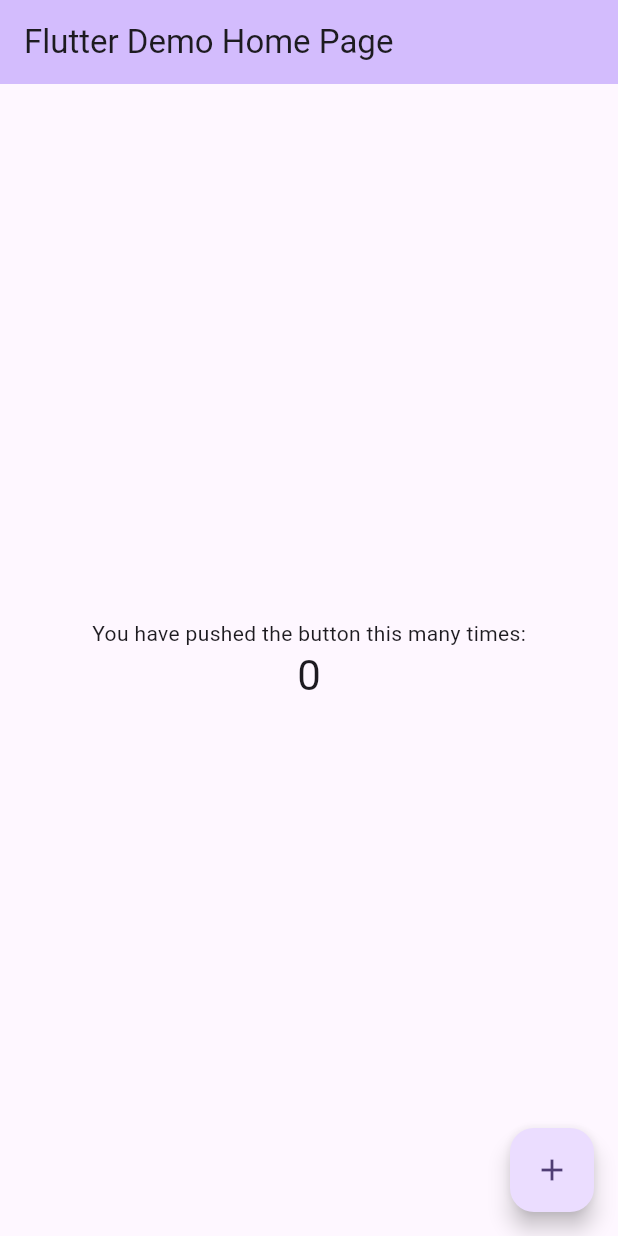
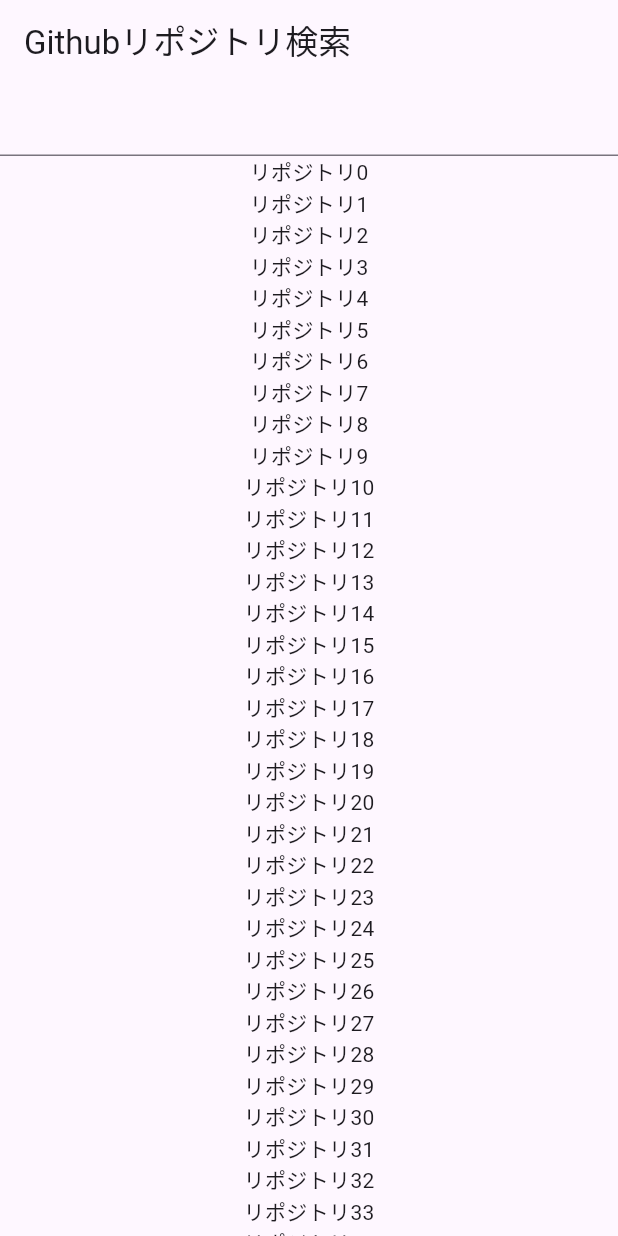
Before and after one commit to shunsuke459/repository_search, a Flutter app: the screen it shows after launch, on a phone screen of 412 x 824 dp. Run offline on Flutter 3.47's test engine with Material 2 defaults, Android fonts, the phone set to English and light mode, and no system bars.

Commit message:
add: 最低限のUI実装

```diff
--- a/lib/main.dart
+++ b/lib/main.dart
@@ -1,4 +1,5 @@
 import 'package:flutter/material.dart';
+import 'package:repository_search/page/search/search_repository_page.dart';
 
 void main() {
   runApp(const MyApp());
@@ -7,119 +8,14 @@ void main() {
 class MyApp extends StatelessWidget {
   const MyApp({super.key});
 
-  // This widget is the root of your application.
   @override
   Widget build(BuildContext context) {
     return MaterialApp(
-      title: 'Flutter Demo',
+      title: 'Repository Search',
       theme: ThemeData(
-        // This is the theme of your application.
-        //
-        // TRY THIS: Try running your application with "flutter run". You'll see
-        // the application has a blue toolbar. Then, without quitting the app,
-        // try changing the seedColor in the colorScheme below to Colors.green
-        // and then invoke "hot reload" (save your changes or press the "hot
-        // reload" button in a Flutter-supported IDE, or press "r" if you used
-        // the command line to start the app).
-        //
-        // Notice that the counter didn't reset back to zero; the application
-        // state is not lost during the reload. To reset the state, use hot
-        // restart instead.
-        //
-        // This works for code too, not just values: Most code changes can be
-        // tested with just a hot reload.
-        colorScheme: ColorScheme.fromSeed(seedColor: Colors.deepPurple),
         useMaterial3: true,
       ),
-      home: const MyHomePage(title: 'Flutter Demo Home Page'),
+      home: const SearchRepositoryPage(),
     );
   }
 }
-
-class MyHomePage extends StatefulWidget {
-  const MyHomePage({super.key, required this.title});
-
-  // This widget is the home page of your application. It is stateful, meaning
-  // that it has a State object (defined below) that contains fields that affect
-  // how it looks.
-
-  // This class is the configuration for the state. It holds the values (in this
-  // case the title) provided by the parent (in this case the App widget) and
-  // used by the build method of the State. Fields in a Widget subclass are
-  // always marked "final".
-
-  final String title;
-
-  @override
-  State<MyHomePage> createState() => _MyHomePageState();
-}
-
-class _MyHomePageState extends State<MyHomePage> {
-  int _counter = 0;
-
-  void _incrementCounter() {
-    setState(() {
-      // This call to setState tells the Flutter framework that something has
-      // changed in this State, which causes it to rerun the build method below
-      // so that the display can reflect the updated values. If we changed
-      // _counter without calling setState(), then the build method would not be
-      // called again, and so nothing would appear to happen.
-      _counter++;
-    });
-  }
-
-  @override
-  Widget build(BuildContext context) {
-    // This method is rerun every time setState is called, for instance as done
-    // by the _incrementCounter method above.
-    //
-    // The Flutter framework has been optimized to make rerunning build methods
-    // fast, so that you can just rebuild anything that needs updating rather
-    // than having to individually change instances of widgets.
-    return Scaffold(
-      appBar: AppBar(
-        // TRY THIS: Try changing the color here to a specific color (to
-        // Colors.amber, perhaps?) and trigger a hot reload to see the AppBar
-        // change color while the other colors stay the same.
-        backgroundColor: Theme.of(context).colorScheme.inversePrimary,
-        // Here we take the value from the MyHomePage object that was created by
-        // the App.build method, and use it to set our appbar title.
-        title: Text(widget.title),
-      ),
-      body: Center(
-        // Center is a layout widget. It takes a single child and positions it
-        // in the middle of the parent.
-        child: Column(
-          // Column is also a layout widget. It takes a list of children and
-          // arranges them vertically. By default, it sizes itself to fit its
-          // children horizontally, and tries to be as tall as its parent.
-          //
-          // Column has various properties to control how it sizes itself and
-          // how it positions its children. Here we use mainAxisAlignment to
-          // center the children vertically; the main axis here is the vertical
-          // axis because Columns are vertical (the cross axis would be
-          // horizontal).
-          //
-          // TRY THIS: Invoke "debug painting" (choose the "Toggle Debug Paint"
-          // action in the IDE, or press "p" in the console), to see the
-          // wireframe for each widget.
-          mainAxisAlignment: MainAxisAlignment.center,
-          children: <Widget>[
-            const Text(
-              'You have pushed the button this many times:',
-            ),
-            Text(
-              '$_counter',
-              style: Theme.of(context).textTheme.headlineMedium,
-            ),
-          ],
-        ),
-      ),
-      floatingActionButton: FloatingActionButton(
-        onPressed: _incrementCounter,
-        tooltip: 'Increment',
-        child: const Icon(Icons.add),
-      ), // This trailing comma makes auto-formatting nicer for build methods.
-    );
-  }
-}
--- /dev/null
+++ b/lib/page/search/search_repository_page.dart
@@ -0,0 +1,39 @@
+import 'package:flutter/material.dart';
+import 'package:repository_search/page/search_result/search_result_page.dart';
+
+class SearchRepositoryPage extends StatelessWidget {
+  const SearchRepositoryPage({Key? key}) : super(key: key);
+
+  @override
+  Widget build(BuildContext context) {
+    final searchResultList = List.generate(50, (index) => 'リポジトリ$index');
+
+    return Scaffold(
+      appBar: AppBar(
+        title: const Text('Githubリポジトリ検索'),
+      ),
+      body: Column(
+        children: [
+          TextFormField(),
+          Expanded(
+            child: SingleChildScrollView(
+              child: Column(
+                children: searchResultList.map((searchResult) {
+                  return InkWell(
+                    onTap: () => Navigator.of(context).push(
+                      MaterialPageRoute(
+                        builder: (context) =>
+                            SearchResultPage(title: searchResult),
+                      ),
+                    ),
+                    child: Text(searchResult),
+                  );
+                }).toList(),
+              ),
+            ),
+          ),
+        ],
+      ),
+    );
+  }
+}
```
Also changed, not shown: lib/page/search_result/search_result_page.dart (added, +18 -0 lines).
